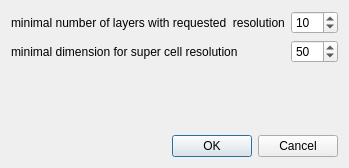
Above: src/libengrid/guicreatehexibmesh.ui from enGits/engrid before the change. Below: the same form after it.
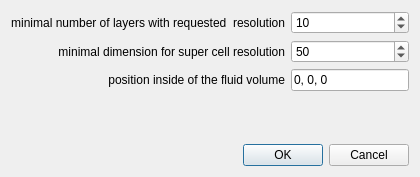
That is the form after the change.

Patch:
```diff
--- a/src/libengrid/guicreatehexibmesh.ui
+++ b/src/libengrid/guicreatehexibmesh.ui
@@ -6,8 +6,8 @@
    <rect>
     <x>0</x>
     <y>0</y>
-    <width>318</width>
-    <height>168</height>
+    <width>420</width>
+    <height>177</height>
    </rect>
   </property>
   <property name="windowTitle">
@@ -16,11 +16,17 @@
   <layout class="QVBoxLayout" name="verticalLayout">
    <item>
     <layout class="QFormLayout" name="formLayout">
+     <property name="labelAlignment">
+      <set>Qt::AlignRight|Qt::AlignTrailing|Qt::AlignVCenter</set>
+     </property>
      <item row="0" column="0">
       <widget class="QLabel" name="label">
        <property name="text">
         <string>minimal number of layers with requested  resolution</string>
        </property>
+       <property name="alignment">
+        <set>Qt::AlignRight|Qt::AlignTrailing|Qt::AlignVCenter</set>
+       </property>
       </widget>
      </item>
      <item row="0" column="1">
@@ -48,6 +54,26 @@
        <property name="text">
         <string>minimal dimension for super cell resolution</string>
        </property>
+       <property name="alignment">
+        <set>Qt::AlignRight|Qt::AlignTrailing|Qt::AlignVCenter</set>
+       </property>
+      </widget>
+     </item>
+     <item row="2" column="1">
+      <widget class="QLineEdit" name="m_LineEditCentre">
+       <property name="text">
+        <string>0, 0, 0</string>
+       </property>
+      </widget>
+     </item>
+     <item row="2" column="0">
+      <widget class="QLabel" name="label_3">
+       <property name="text">
+        <string>position inside of the fluid volume</string>
+       </property>
+       <property name="alignment">
+        <set>Qt::AlignRight|Qt::AlignTrailing|Qt::AlignVCenter</set>
+       </property>
       </widget>
      </item>
     </layout>
```
Left out of the diff: 6 changed lines with no effect on the pictures.
